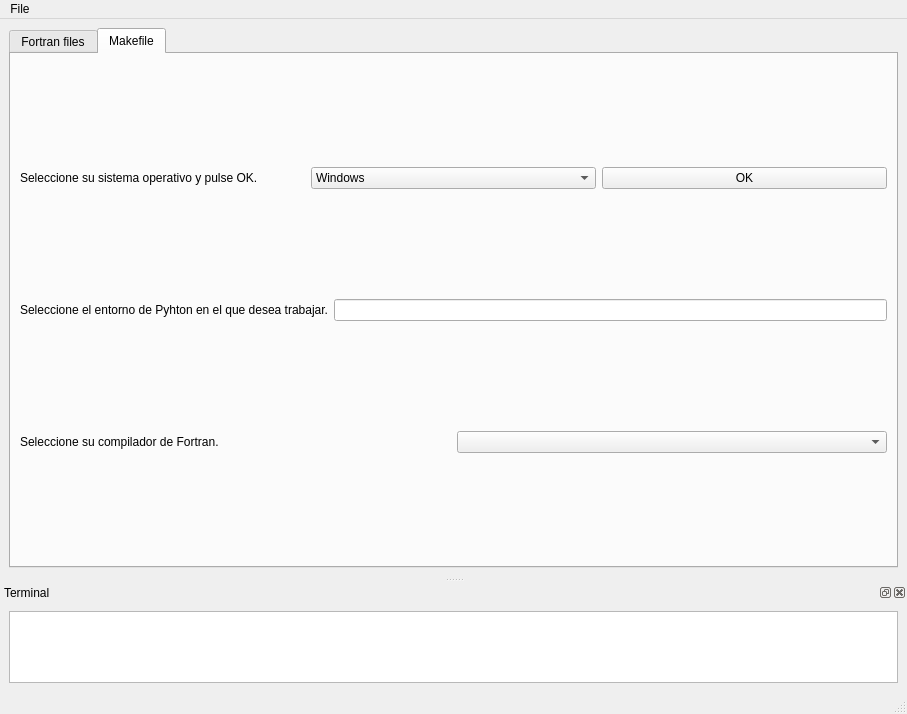
Qt form fparser_GUI/GUI.ui (mramagu/Fortran-to-Python-Wrapper) before a commit.
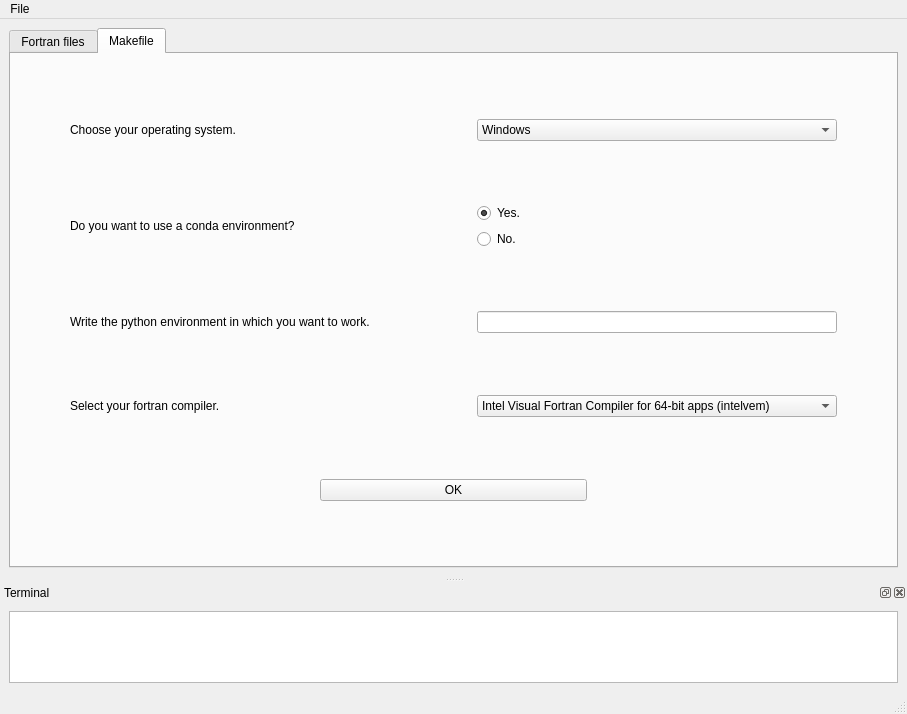
The same form after that commit. The open tabs and pages were chosen to show the change.

Diff of the .ui file:
```diff
--- a/fparser_GUI/GUI.ui
+++ b/fparser_GUI/GUI.ui
@@ -301,15 +301,30 @@
        <layout class="QVBoxLayout" name="verticalLayout_8">
         <item>
          <layout class="QHBoxLayout" name="horizontalLayout_4">
+          <property name="leftMargin">
+           <number>50</number>
+          </property>
+          <property name="rightMargin">
+           <number>50</number>
+          </property>
+          <item>
+           <layout class="QVBoxLayout" name="verticalLayout_11">
           <item>
            <widget class="QLabel" name="label_make_OS">
             <property name="text">
-             <string>Seleccione su sistema operativo y pulse OK.</string>
+               <string>Choose your operating system.</string>
             </property>
            </widget>
           </item>
+           </layout>
+          </item>
           <item>
-           <widget class="QComboBox" name="comboBox_make">
+           <layout class="QVBoxLayout" name="verticalLayout_10">
+            <property name="leftMargin">
+             <number>20</number>
+            </property>
+            <item>
+             <widget class="QComboBox" name="comboBox_makeOS">
             <property name="editable">
              <bool>false</bool>
             </property>
@@ -325,47 +340,155 @@
             </item>
            </widget>
           </item>
+           </layout>
+          </item>
+         </layout>
+        </item>
           <item>
-           <widget class="QPushButton" name="pushButton_make1">
+         <layout class="QHBoxLayout" name="horizontalLayout_9">
+          <property name="leftMargin">
+           <number>50</number>
+          </property>
+          <property name="rightMargin">
+           <number>50</number>
+          </property>
+          <item>
+           <layout class="QVBoxLayout" name="verticalLayout_16">
+            <item>
+             <widget class="QLabel" name="label">
             <property name="text">
-             <string>OK</string>
-            </property>
-            <property name="default">
-             <bool>false</bool>
+               <string>Do you want to use a conda environment?</string>
+              </property>
+             </widget>
+            </item>
+           </layout>
+          </item>
+          <item>
+           <layout class="QVBoxLayout" name="verticalLayout_17">
+            <property name="leftMargin">
+             <number>20</number>
             </property>
-           </widget>
+            <item>
+             <widget class="QRadioButton" name="radioButton_makeYes">
+              <property name="text">
+               <string>Yes.</string>
+              </property>
+              <property name="checked">
+               <bool>true</bool>
+              </property>
+             </widget>
+            </item>
+            <item>
+             <widget class="QRadioButton" name="radioButton_makeNo">
+              <property name="text">
+               <string>No.</string>
+              </property>
+             </widget>
+            </item>
+           </layout>
           </item>
          </layout>
         </item>
         <item>
          <layout class="QHBoxLayout" name="horizontalLayout_5">
+          <property name="leftMargin">
+           <number>50</number>
+          </property>
+          <property name="rightMargin">
+           <number>50</number>
+          </property>
+          <item>
+           <layout class="QVBoxLayout" name="verticalLayout_14">
           <item>
            <widget class="QLabel" name="label_make_env">
             <property name="text">
-             <string>Seleccione el entorno de Pyhton en el que desea trabajar.</string>
+               <string>Write the python environment in which you want to work.</string>
             </property>
            </widget>
           </item>
+           </layout>
+          </item>
           <item>
-           <widget class="QLineEdit" name="lineEdit">
+           <layout class="QVBoxLayout" name="verticalLayout_13">
+            <property name="leftMargin">
+             <number>20</number>
+            </property>
+            <item>
+             <widget class="QLineEdit" name="lineEdit_makeEnv">
+              <property name="sizePolicy">
+               <sizepolicy hsizetype="Ignored" vsizetype="Fixed">
+                <horstretch>0</horstretch>
+                <verstretch>0</verstretch>
+               </sizepolicy>
+              </property>
             <property name="text">
              <string/>
             </property>
            </widget>
+            </item>
+           </layout>
           </item>
          </layout>
         </item>
         <item>
          <layout class="QHBoxLayout" name="horizontalLayout_6">
+          <property name="leftMargin">
+           <number>50</number>
+          </property>
+          <property name="rightMargin">
+           <number>50</number>
+          </property>
+          <item>
+           <layout class="QVBoxLayout" name="verticalLayout_19">
           <item>
            <widget class="QLabel" name="label_make_FC">
             <property name="text">
-             <string>Seleccione su compilador de Fortran.</string>
+               <string>Select your fortran compiler.</string>
             </property>
            </widget>
           </item>
+           </layout>
+          </item>
           <item>
-           <widget class="QComboBox" name="comboBox"/>
+           <layout class="QVBoxLayout" name="verticalLayout_20">
+            <property name="leftMargin">
+             <number>20</number>
+            </property>
+            <item>
+             <widget class="QComboBox" name="comboBox_makeFC">
+              <item>
+               <property name="text">
+                <string>Intel Visual Fortran Compiler for 64-bit apps (intelvem)</string>
+               </property>
+              </item>
+              <item>
+               <property name="text">
+                <string>gfortran</string>
+               </property>
+              </item>
+             </widget>
+            </item>
+           </layout>
+          </item>
+         </layout>
+        </item>
+        <item>
+         <layout class="QHBoxLayout" name="horizontalLayout_7">
+          <property name="leftMargin">
+           <number>300</number>
+          </property>
+          <property name="rightMargin">
+           <number>300</number>
+          </property>
+          <item>
+           <widget class="QPushButton" name="pushButton_makeOK">
+            <property name="text">
+             <string>OK</string>
+            </property>
+            <property name="default">
+             <bool>false</bool>
+            </property>
+           </widget>
           </item>
          </layout>
         </item>
```
Left out of the diff: 4 changed lines with no effect on the pictures. Lines whose indentation alone changed are shown as unchanged.
